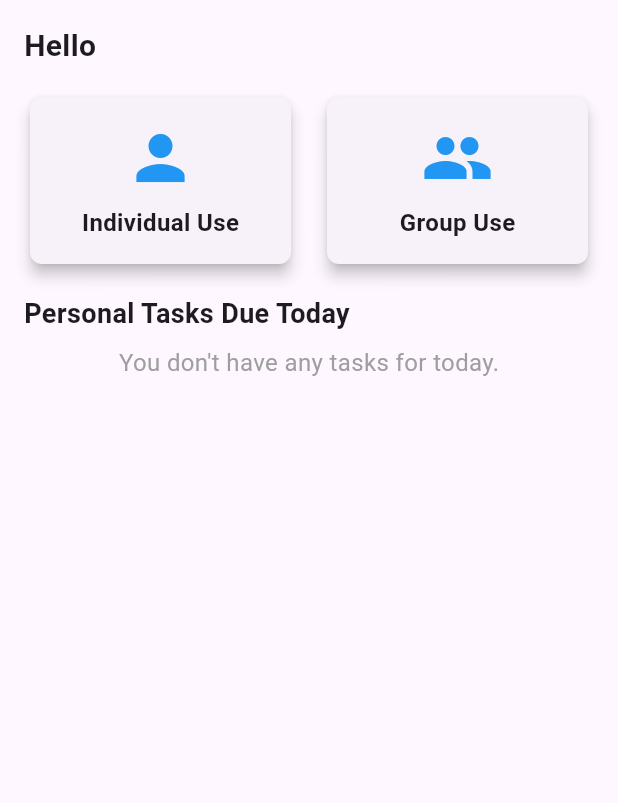
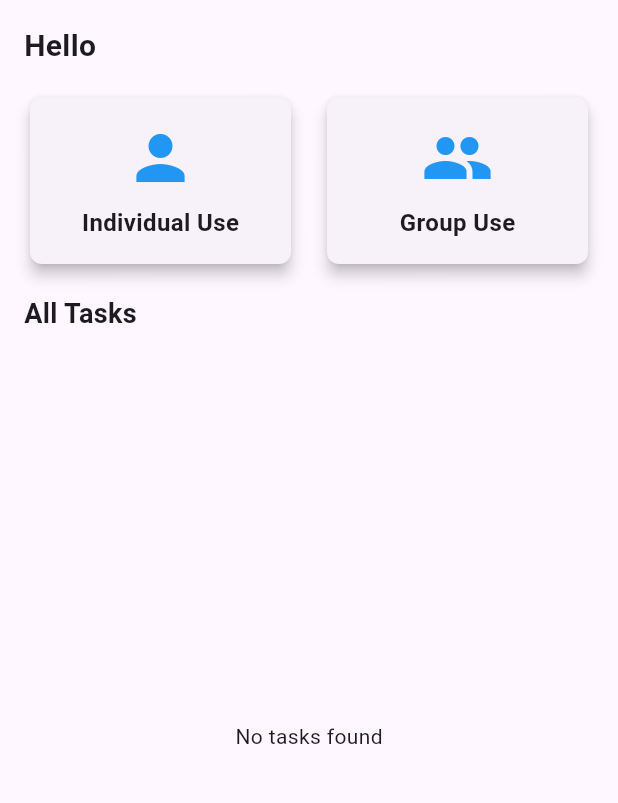
Before and after one commit to Ghaithmuhabni/Team-Collaboration-and-Task-Management-App, a Flutter app: the screen it shows once a user with an empty profile is signed in, on a phone screen of 412 x 824 dp, the part 84-887 px from its top. Run offline on Flutter 3.47's test engine with Material 3 defaults, Android fonts, the phone set to English and light mode, and no system bars; our stand-ins replace awesome_dialog, cloud_firestore, file_picker, firebase_auth, firebase_core, firebase_storage and 1 more; accounts and stored records are empty.

Commit message:
update in usesCase page

```diff
--- a/lib/auth/useCases.dart
+++ b/lib/auth/useCases.dart
@@ -1,84 +1,50 @@
-// UseCasesPage.dart
 import 'package:flutter/material.dart';
 import 'package:cloud_firestore/cloud_firestore.dart';
-import 'package:flutter_application_3/componants/drawer.dart';
-import 'login.dart';
+import 'package:firebase_auth/firebase_auth.dart';
+import 'package:intl/intl.dart';
+import '../componants/drawer.dart'; // Import the AppDrawer
 import '../biryesel/biryeselUI.dart'; // Import the Personal Use UI
 import '../group/groupListUI.dart'; // Import the Group UI
-import 'package:firebase_auth/firebase_auth.dart';
-import 'package:intl/intl.dart';
 
 class UseCasesPage extends StatefulWidget {
   final String username;
-
-  UseCasesPage({required this.username});
+  const UseCasesPage({required this.username, Key? key}) : super(key: key);
 
   @override
-  _UseCasesPageState createState() => _UseCasesPageState();
+  State<UseCasesPage> createState() => _UseCasesPageState();
 }
 
 class _UseCasesPageState extends State<UseCasesPage> {
   final FirebaseFirestore _firestore = FirebaseFirestore.instance;
   final FirebaseAuth _auth = FirebaseAuth.instance;
 
-  List<Map<String, dynamic>> _personalTasks = [];
+  Stream<QuerySnapshot> _getAllTasksStream() {
+    final user = _auth.currentUser;
+    if (user == null) return Stream.empty();
 
-  Future<void> _fetchTodayTasks() async {
-    try {
-      DateTime now = DateTime.now();
-      Timestamp todayStart =
-          Timestamp.fromDate(DateTime(now.year, now.month, now.day));
-      Timestamp tomorrowStart =
-          Timestamp.fromDate(DateTime(now.year, now.month, now.day + 1));
-
-      String currentUserId = _auth.currentUser!.uid;
-
-      QuerySnapshot snapshot = await _firestore
+    return _firestore
         .collection('personal_tasks')
-          .where('uid', isEqualTo: currentUserId)
-          .where('date', isGreaterThanOrEqualTo: todayStart)
-          .where('date', isLessThan: tomorrowStart)
-          .get();
-
-      setState(() {
-        _personalTasks = snapshot.docs
-            .map((doc) => doc.data() as Map<String, dynamic>)
-            .toList();
-      });
-
-      // Debugging: Print the fetched tasks
-      print('Fetched tasks: $_personalTasks');
-    } catch (e) {
-      print('Error fetching tasks: $e');
-    }
-  }
-
-  @override
-  void initState() {
-    super.initState();
-    _fetchTodayTasks(); // Fetch tasks when the page loads
+        .where('uid', isEqualTo: user.uid)
+        .snapshots();
   }
 
   @override
   Widget build(BuildContext context) {
     return Scaffold(
       appBar: AppBar(
-        title: Text('Choose Use Case'),
+        title: const Text('Choose Use Case'),
         actions: [
           IconButton(
-            icon: Icon(Icons.logout),
+            icon: const Icon(Icons.logout),
             onPressed: () async {
-              await FirebaseAuth.instance.signOut();
-              Navigator.pushReplacement(
-                context,
-                MaterialPageRoute(builder: (context) => LoginPage()),
-              );
+              await _auth.signOut();
+              Navigator.pushReplacementNamed(context, '/login');
             },
           ),
         ],
         backgroundColor: const Color.fromARGB(255, 4, 135, 241),
       ),
-      drawer: AppDrawer(),
+      drawer: AppDrawer(), // Add the AppDrawer here
       body: Padding(
         padding: const EdgeInsets.all(16.0),
         child: Column(
@@ -87,138 +53,95 @@ class _UseCasesPageState extends State<UseCasesPage> {
             // Welcome Message
             Text(
               'Hello ${widget.username}',
-              style: TextStyle(fontSize: 20, fontWeight: FontWeight.bold),
+              style: const TextStyle(fontSize: 20, fontWeight: FontWeight.bold),
             ),
-            SizedBox(height: 16),
+            const SizedBox(height: 16),
 
             // Use Case Cards
             Row(
               mainAxisAlignment: MainAxisAlignment.spaceBetween,
               children: [
-                Expanded(
-                  child: Card(
-                    shape: RoundedRectangleBorder(
-                      borderRadius: BorderRadius.circular(8),
-                    ),
-                    elevation: 4,
-                    child: InkWell(
+                _buildUseCaseCard(
+                  icon: Icons.person,
+                  title: 'Individual Use',
                   onTap: () {
                     Navigator.push(
                       context,
-                          MaterialPageRoute(
-                              builder: (context) => PersonalUsePage()),
+                      MaterialPageRoute(builder: (_) => PersonalUsePage()),
                     );
                   },
-                      child: Padding(
-                        padding: const EdgeInsets.all(16.0),
-                        child: Column(
-                          mainAxisSize: MainAxisSize.min,
+                ),
+                const SizedBox(width: 16),
+                _buildUseCaseCard(
+                  icon: Icons.people,
+                  title: 'Group Use',
+                  onTap: () {
+                    Navigator.push(
+                      context,
+                      MaterialPageRoute(builder: (_) => GroupUIPage()),
+                    );
+                  },
+                ),
+              ],
+            ),
+            const SizedBox(height: 16),
+
+            // Tasks List Title
+            const Text(
+              'All Tasks',
+              style: TextStyle(fontSize: 18, fontWeight: FontWeight.bold),
+            ),
+            const SizedBox(height: 8),
+
+            // Tasks List
+            Expanded(
+              child: StreamBuilder<QuerySnapshot>(
+                stream: _getAllTasksStream(),
+                builder: (context, snapshot) {
+                  // Error Handling
+                  if (snapshot.hasError) {
+                    return Center(child: Text('Error: ${snapshot.error}'));
+                  }
+
+                  // Loading State
+                  if (snapshot.connectionState == ConnectionState.waiting) {
+                    return const Center(child: CircularProgressIndicator());
+                  }
+
+                  // Empty State
+                  if (snapshot.data == null || snapshot.data!.docs.isEmpty) {
+                    return const Center(child: Text('No tasks found'));
+                  }
+
+                  // Success State - Show ALL tasks
+                  return ListView.builder(
+                    itemCount: snapshot.data!.docs.length,
+                    itemBuilder: (context, index) {
+                      final doc = snapshot.data!.docs[index];
+                      final data = doc.data() as Map<String, dynamic>;
+
+                      // Debug print to verify we're getting data
+                      debugPrint('Task Data: $data');
+
+                      return Card(
+                        child: ListTile(
+                          title: Text(data['title'] ?? 'No Title'),
+                          subtitle: Column(
+                            crossAxisAlignment: CrossAxisAlignment.start,
                             children: [
-                            Icon(Icons.person, size: 48, color: Colors.blue),
-                            SizedBox(height: 8),
+                              if (data['description'] != null &&
+                                  data['description'].isNotEmpty)
+                                Text(data['description']),
+                              const SizedBox(height: 4),
                               Text(
-                              'Individual Use',
-                              style: TextStyle(
-                                  fontSize: 16, fontWeight: FontWeight.bold),
+                                'Date: ${data['date'] != null ? DateFormat('MMM d, yyyy').format((data['date'] as Timestamp).toDate()) : 'No date'}',
+                                style: const TextStyle(color: Colors.grey),
                               ),
                             ],
                           ),
                         ),
-                    ),
-                  ),
-                ),
-                SizedBox(width: 16),
-                Expanded(
-                  child: Card(
-                    shape: RoundedRectangleBorder(
-                      borderRadius: BorderRadius.circular(8),
-                    ),
-                    elevation: 4,
-                    child: InkWell(
-                      onTap: () {
-                        Navigator.push(
-                          context,
-                          MaterialPageRoute(
-                              builder: (context) => GroupUIPage()),
                       );
                     },
-                      child: Padding(
-                        padding: const EdgeInsets.all(16.0),
-                        child: Column(
-                          mainAxisSize: MainAxisSize.min,
-                          children: [
-                            Icon(Icons.people, size: 48, color: Colors.blue),
-                            SizedBox(height: 8),
-                            Text(
-                              'Group Use',
-                              style: TextStyle(
-                                  fontSize: 16, fontWeight: FontWeight.bold),
-                            ),
-                          ],
-                        ),
-                      ),
-                    ),
-                  ),
-                ),
-              ],
-            ),
-            SizedBox(height: 16),
-
-            // Personal Tasks Due Today
-            Text(
-              'Personal Tasks Due Today',
-              style: TextStyle(fontSize: 18, fontWeight: FontWeight.bold),
-            ),
-            SizedBox(height: 8),
-            if (_personalTasks.isEmpty)
-              Center(
-                child: Text(
-                  'You don\'t have any tasks for today.',
-                  style: TextStyle(fontSize: 16, color: Colors.grey),
-                ),
-              )
-            else
-              Expanded(
-                child: ListView.builder(
-                  shrinkWrap: true,
-                  itemCount: _personalTasks.length,
-                  itemBuilder: (context, index) {
-                    var task = _personalTasks[index];
-                    DateTime dueDate = (task['date'] as Timestamp).toDate();
-                    return Card(
-                      margin: EdgeInsets.only(bottom: 8),
-                      child: ListTile(
-                        title: Text(task['title']),
-                        subtitle: Column(
-                          crossAxisAlignment: CrossAxisAlignment.start,
-                          children: [
-                            if (task['description'] != null &&
-                                task['description'].isNotEmpty)
-                              Text(task['description']),
-                            Text(
-                              '${DateFormat('d MMM yyyy').format(dueDate)} at ${task['time']}',
-                              style: TextStyle(color: Colors.grey),
-                            ),
-                          ],
-                        ),
-                        trailing: Row(
-                          mainAxisSize: MainAxisSize.min,
-                          children: [
-                            IconButton(
-                              icon: Icon(Icons.chat_bubble_outline),
-                              onPressed: () {
-                                // Handle chat action
-                              },
-                            ),
-                            IconButton(
-                              icon: Icon(Icons.photo_album_outlined),
-                              onPressed: () {
-                                // Handle attachment action
-                              },
-                            ),
-                          ],
-                        ),
-                      ),
                   );
                 },
               ),
@@ -228,4 +151,36 @@ class _UseCasesPageState extends State<UseCasesPage> {
       ),
     );
   }
+
+  // Helper Method to Build Use Case Cards
+  Widget _buildUseCaseCard({
+    required IconData icon,
+    required String title,
+    required VoidCallback onTap,
+  }) {
+    return Expanded(
+      child: Card(
+        shape: RoundedRectangleBorder(borderRadius: BorderRadius.circular(8)),
+        elevation: 4,
+        child: InkWell(
+          onTap: onTap,
+          child: Padding(
+            padding: const EdgeInsets.all(16.0),
+            child: Column(
+              mainAxisSize: MainAxisSize.min,
+              children: [
+                Icon(icon, size: 48, color: Colors.blue),
+                const SizedBox(height: 8),
+                Text(
+                  title,
+                  style: const TextStyle(
+                      fontSize: 16, fontWeight: FontWeight.bold),
+                ),
+              ],
+            ),
+          ),
+        ),
+      ),
+    );
   }
+}
```
Lines whose indentation alone changed are shown as unchanged.
